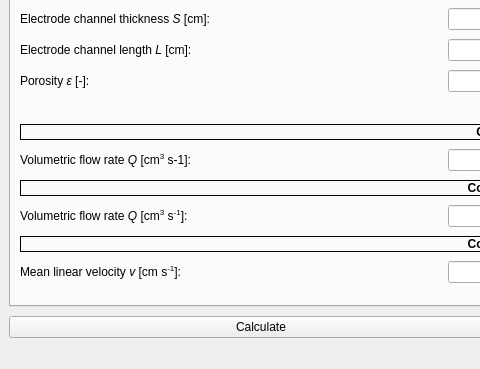
Before: the Qt Designer form gui.ui in oliverrdz/protonFlux, drawn with Qt 5; both pictures show x 0 to 480 and y 112 to 481 of the 1034 by 481 pixel window.
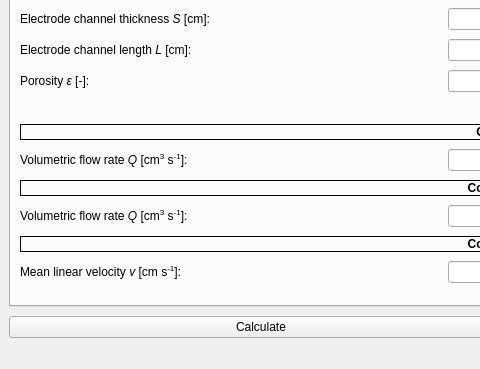
After: the same form once the commit is applied. The open tabs and pages were chosen to show the change. Icons and pictures are not drawn.

What changed in the file:
```diff
--- a/gui.ui
+++ b/gui.ui
@@ -260,7 +260,7 @@
            </sizepolicy>
           </property>
           <property name="text">
-           <string>&lt;html&gt;&lt;head/&gt;&lt;body&gt;&lt;p&gt;Volumetric flow rate &lt;span style=&quot; font-style:italic;&quot;&gt;Q&lt;/span&gt; [cm&lt;span style=&quot; vertical-align:super;&quot;&gt;3&lt;/span&gt; s-1]: &lt;/p&gt;&lt;/body&gt;&lt;/html&gt;</string>
+           <string>&lt;html&gt;&lt;head/&gt;&lt;body&gt;&lt;p&gt;Volumetric flow rate &lt;span style=&quot; font-style:italic;&quot;&gt;Q&lt;/span&gt; [cm&lt;span style=&quot; vertical-align:super;&quot;&gt;3&lt;/span&gt; s&lt;span style=&quot; vertical-align:super;&quot;&gt;-1&lt;/span&gt;]: &lt;/p&gt;&lt;/body&gt;&lt;/html&gt;</string>
           </property>
           <property name="wordWrap">
            <bool>false</bool>
```
Left out of the diff: 4 changed lines with no effect on the pictures.
